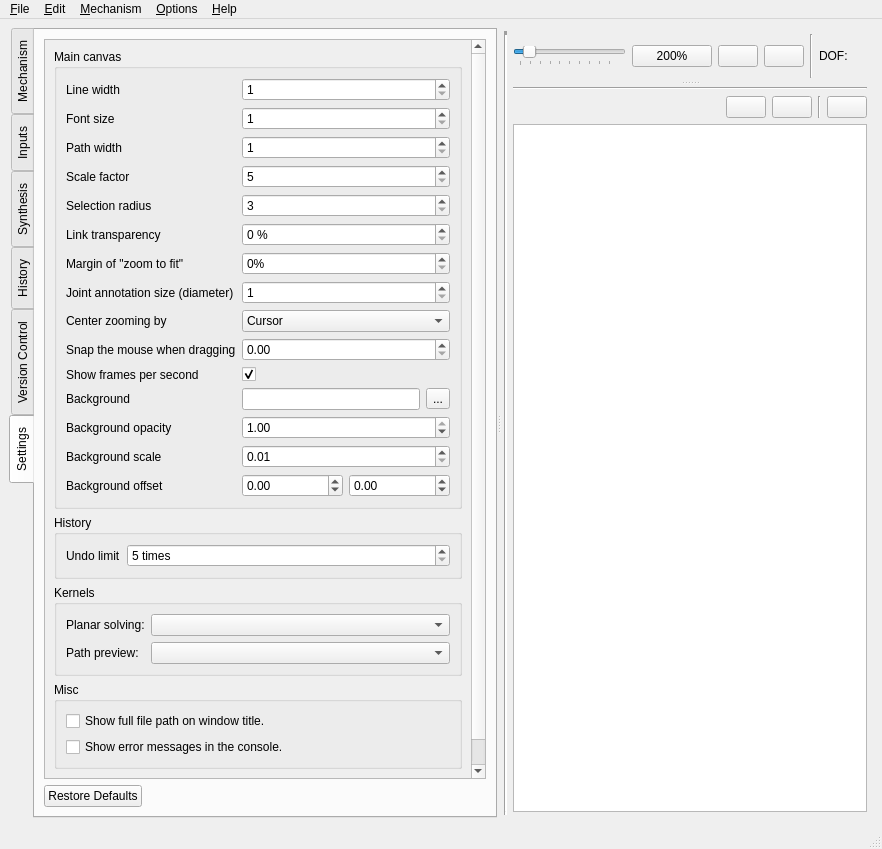
Qt form core/main.ui (KmolYuan/Pyslvs-UI) before a commit.
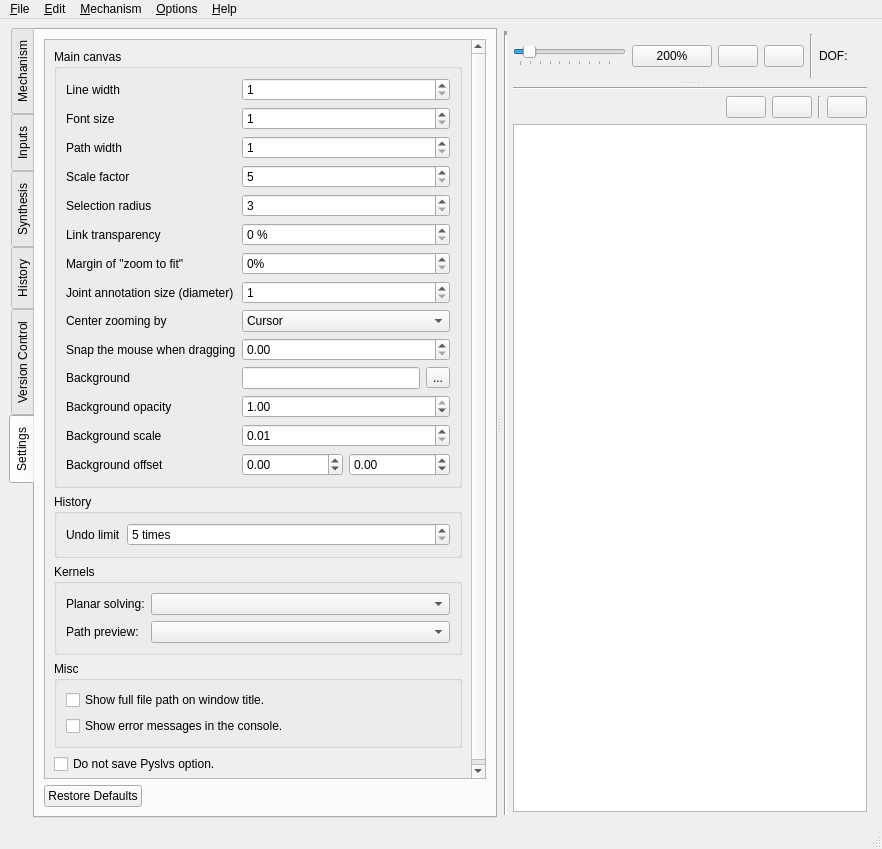
The same form after that commit. The open tabs and pages were chosen to show the change. Icons and pictures are not drawn.

Commit message: Change FPS counter as text label instead of draw it.

```diff
--- a/core/main.ui
+++ b/core/main.ui
@@ -543,7 +543,7 @@
                   <x>0</x>
                   <y>0</y>
                   <width>358</width>
-                  <height>689</height>
+                  <height>670</height>
                  </rect>
                 </property>
                 <layout class="QVBoxLayout" name="verticalLayout_3">
@@ -739,28 +739,14 @@
                       </property>
                      </widget>
                     </item>
-                    <item row="11" column="1">
-                     <widget class="QCheckBox" name="showfps_option">
-                      <property name="checked">
-                       <bool>true</bool>
-                      </property>
-                     </widget>
-                    </item>
                     <item row="11" column="0">
-                     <widget class="QLabel" name="show_fps_label">
-                      <property name="text">
-                       <string>Show frames per second</string>
-                      </property>
-                     </widget>
-                    </item>
-                    <item row="12" column="0">
                      <widget class="QLabel" name="background_label">
                       <property name="text">
                        <string>Background</string>
                       </property>
                      </widget>
                     </item>
-                    <item row="12" column="1">
+                    <item row="11" column="1">
                      <layout class="QHBoxLayout" name="background_layout">
                       <item>
                        <widget class="QLineEdit" name="background_option"/>
@@ -774,45 +760,34 @@
                       </item>
                      </layout>
                     </item>
-                    <item row="15" column="0">
-                     <widget class="QLabel" name="background_offset_label">
+                    <item row="12" column="0">
+                     <widget class="QLabel" name="background_opacity_label">
                       <property name="text">
-                       <string>Background offset</string>
+                       <string>Background opacity</string>
                       </property>
                      </widget>
                     </item>
-                    <item row="15" column="1">
-                     <layout class="QHBoxLayout" name="background_offset_layout">
-                      <item>
-                       <widget class="QDoubleSpinBox" name="background_offset_x_option">
-                        <property name="minimum">
-                         <double>-999999.000000000000000</double>
-                        </property>
-                        <property name="maximum">
-                         <double>999999.000000000000000</double>
-                        </property>
-                       </widget>
-                      </item>
-                      <item>
-                       <widget class="QDoubleSpinBox" name="background_offset_y_option">
-                        <property name="minimum">
-                         <double>-999999.000000000000000</double>
-                        </property>
-                        <property name="maximum">
-                         <double>999999.000000000000000</double>
-                        </property>
-                       </widget>
-                      </item>
-                     </layout>
+                    <item row="12" column="1">
+                     <widget class="QDoubleSpinBox" name="background_opacity_option">
+                      <property name="maximum">
+                       <double>1.000000000000000</double>
+                      </property>
+                      <property name="singleStep">
+                       <double>0.100000000000000</double>
+                      </property>
+                      <property name="value">
+                       <double>1.000000000000000</double>
+                      </property>
+                     </widget>
                     </item>
-                    <item row="14" column="0">
+                    <item row="13" column="0">
                      <widget class="QLabel" name="background_scale_label">
                       <property name="text">
                        <string>Background scale</string>
                       </property>
                      </widget>
                     </item>
-                    <item row="14" column="1">
+                    <item row="13" column="1">
                      <widget class="QDoubleSpinBox" name="background_scale_option">
                       <property name="minimum">
                        <double>0.010000000000000</double>
@@ -825,25 +800,36 @@
                       </property>
                      </widget>
                     </item>
-                    <item row="13" column="0">
-                     <widget class="QLabel" name="background_opacity_label">
+                    <item row="14" column="0">
+                     <widget class="QLabel" name="background_offset_label">
                       <property name="text">
-                       <string>Background opacity</string>
+                       <string>Background offset</string>
                       </property>
                      </widget>
                     </item>
-                    <item row="13" column="1">
-                     <widget class="QDoubleSpinBox" name="background_opacity_option">
-                      <property name="maximum">
-                       <double>1.000000000000000</double>
-                      </property>
-                      <property name="singleStep">
-                       <double>0.100000000000000</double>
-                      </property>
-                      <property name="value">
-                       <double>1.000000000000000</double>
-                      </property>
-                     </widget>
+                    <item row="14" column="1">
+                     <layout class="QHBoxLayout" name="background_offset_layout">
+                      <item>
+                       <widget class="QDoubleSpinBox" name="background_offset_x_option">
+                        <property name="minimum">
+                         <double>-999999.000000000000000</double>
+                        </property>
+                        <property name="maximum">
+                         <double>999999.000000000000000</double>
+                        </property>
+                       </widget>
+                      </item>
+                      <item>
+                       <widget class="QDoubleSpinBox" name="background_offset_y_option">
+                        <property name="minimum">
+                         <double>-999999.000000000000000</double>
+                        </property>
+                        <property name="maximum">
+                         <double>999999.000000000000000</double>
+                        </property>
+                       </widget>
+                      </item>
+                     </layout>
                     </item>
                    </layout>
                   </widget>
```
Left out of the diff: 2 changed lines with no effect on the pictures. The commit also changes 6 other files.
